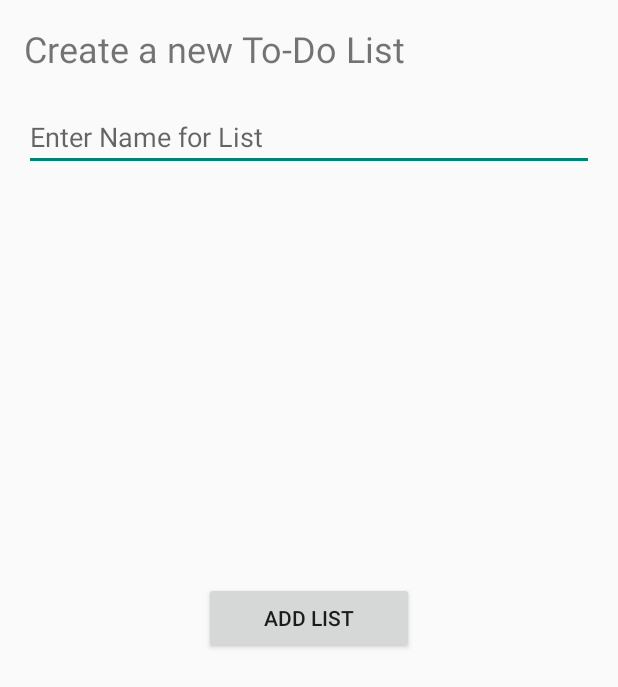
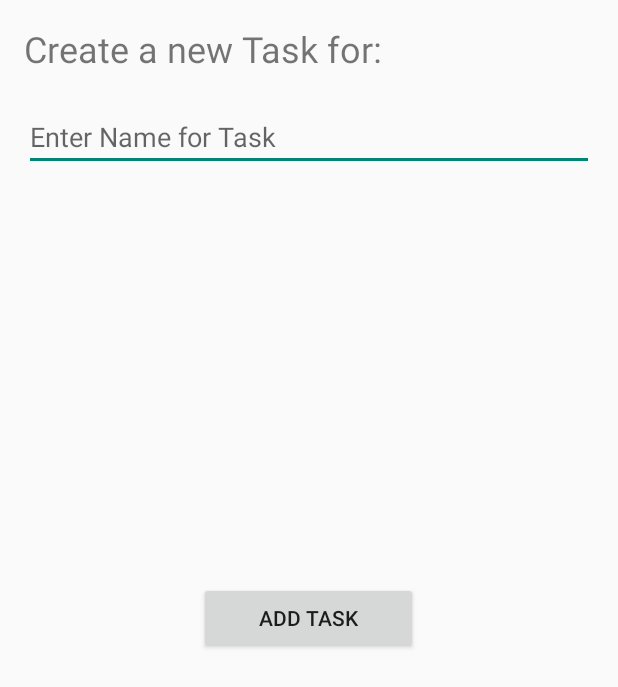
Before and after one commit to immad12/PrioritizerApp, an Android app: the layout activity_add_task.xml on its own in the app's theme, with its tools: preview values and no code run, on a phone screen of 412 x 824 dp. Shown: the top 687 px of the screen. Run offline under Robolectric (Android 15) with nearby library versions, the phone set to English and light mode, and no system bars.

Commit message:
Impl. add task to list
Created ChildItem task to represent the tasks in the lists.
Created AddTaskActivity to handle creation of a new task to a specific list.
Updated ExpandableListAdapter to handle a list of ChildItems instead of Strings
Implemented the functionality in MainActivity to start the new activity for adding a task when dobbelt clicking on a list, and to save the task in memory

```diff
--- a/app/src/main/AndroidManifest.xml
+++ b/app/src/main/AndroidManifest.xml
@@ -20,6 +20,10 @@
             android:name=".AddListActivity"
             android:label="@string/title_activity_add_list" >
         </activity>
+        <activity
+            android:name=".AddTaskActivity"
+            android:label="@string/title_activity_add_task" >
+        </activity>
     </application>
 
 </manifest>
--- a/app/src/main/java/dk/mlm/prioritizer/ParentItem.java
+++ b/app/src/main/java/dk/mlm/prioritizer/ParentItem.java
@@ -10,7 +10,7 @@ import java.util.List;
 public class ParentItem implements Serializable
 {
     private String name;
-    private List<String> childItems;
+    private List<ChildItem> childItems;
 
     public ParentItem(String name){
         this.name = name;
@@ -27,12 +27,12 @@ public class ParentItem implements Serializable
         return name;
     }
 
-    public void addChildItem(String childItem)
+    public void addChildItem(ChildItem childItem)
     {
         childItems.add(childItem);
     }
 
-    public List<String> getChildItems()
+    public List<ChildItem> getChildItems()
     {
         return childItems;
     }
--- a/app/src/main/res/layout/activity_add_list.xml
+++ b/app/src/main/res/layout/activity_add_task.xml
@@ -2,39 +2,46 @@
                 xmlns:tools="http://schemas.android.com/tools"
                 android:layout_width="match_parent"
                 android:layout_height="match_parent"
+                android:paddingBottom="@dimen/activity_vertical_margin"
                 android:paddingLeft="@dimen/activity_horizontal_margin"
                 android:paddingRight="@dimen/activity_horizontal_margin"
                 android:paddingTop="@dimen/activity_vertical_margin"
-                android:paddingBottom="@dimen/activity_vertical_margin"
-                tools:context="dk.mlm.prioritizerapp.AddListActivity">
+                tools:context="dk.mlm.prioritizer.AddTaskActivity">
 
     <TextView
-        android:text="Create a new To-Do List"
-        android:textSize="24dp"
+        android:id="@+id/textView3"
         android:layout_width="wrap_content"
         android:layout_height="wrap_content"
-        android:id="@+id/textView2"
         android:layout_alignParentLeft="true"
-        android:layout_alignParentTop="true"/>
+        android:layout_alignParentTop="true"
+        android:text="Create a new Task for: "
+        android:textSize="24dp"/>
+
+    <TextView
+        android:id="@+id/txtTaskListTitle"
+        android:layout_width="wrap_content"
+        android:layout_height="wrap_content"
+        android:layout_below="@id/textView3"
+        android:textSize="24dp"/>
 
     <EditText
+        android:id="@+id/txtNameTask"
         android:layout_width="wrap_content"
         android:layout_height="wrap_content"
-        android:id="@+id/txtNameList"
-        android:layout_below="@+id/textView2"
-        android:paddingTop="30dp"
         android:layout_alignParentLeft="true"
         android:layout_alignParentRight="true"
-        android:hint="Enter Name for List"/>
+        android:layout_below="@+id/textView3"
+        android:hint="Enter Name for Task"
+        android:paddingTop="30dp"/>
 
     <Button
+        android:id="@+id/buttonCreateTask"
         android:layout_width="wrap_content"
         android:layout_height="wrap_content"
-        android:id="@+id/buttonCreateList"
-        android:text="Add List"
+        android:layout_centerHorizontal="true"
         android:layout_centerVertical="true"
-        android:layout_centerHorizontal="true"
         android:paddingLeft="40dp"
-        android:paddingRight="40dp"/>
+        android:paddingRight="40dp"
+        android:text="Add Task"/>
 
 </RelativeLayout>
--- a/app/src/main/res/values/strings.xml
+++ b/app/src/main/res/values/strings.xml
@@ -5,4 +5,5 @@
 
     <string name="welcome_title">Your To-Do lists:</string>
     <string name="title_activity_add_list">Add a List</string>
+    <string name="title_activity_add_task">Add a Task</string>
 </resources>
```
Also changed, not shown: app/src/main/java/dk/mlm/prioritizer/AddTaskActivity.java (added, +72 -0 lines), app/src/main/java/dk/mlm/prioritizer/ChildItem.java (added, +40 -0 lines), app/src/main/java/dk/mlm/prioritizer/ExpandableListAdapter.java (+15 -4 lines), app/src/main/java/dk/mlm/prioritizer/MainActivity.java (+98 -36 lines), app/src/main/res/layout/list_item.xml (+16 -6 lines), app/src/main/res/menu/menu_add_task.xml (added, +9 -0 lines).
